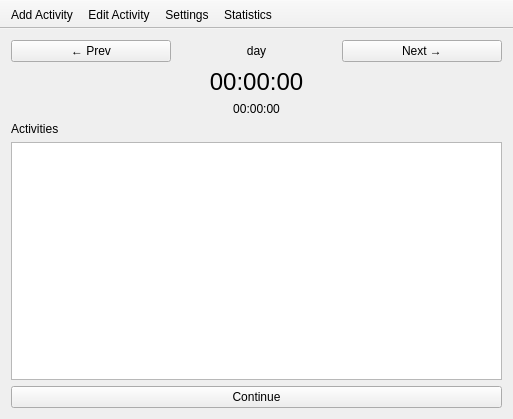
miere43/jatt, file src/TimeTracker/mainwindow.ui: the form before one commit.
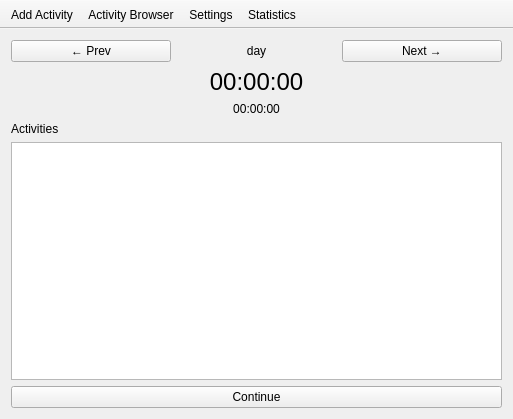
The form after the commit.

Commit message: Activity Browser basic stuff.

What changed in the file:
```diff
--- a/src/TimeTracker/mainwindow.ui
+++ b/src/TimeTracker/mainwindow.ui
@@ -138,7 +138,7 @@
     <bool>false</bool>
    </attribute>
    <addaction name="addActivityAction"/>
-   <addaction name="editActivityAction"/>
+   <addaction name="openActivityBrowserAction"/>
    <addaction name="openSettingsAction"/>
    <addaction name="statisticsAction"/>
   </widget>
@@ -222,6 +222,11 @@
     <string>Open settings file</string>
    </property>
   </action>
+  <action name="openActivityBrowserAction">
+   <property name="text">
+    <string>Activity Browser</string>
+   </property>
+  </action>
  </widget>
  <layoutdefault spacing="6" margin="11"/>
  <resources/>
```
The commit also changes 10 other files.
